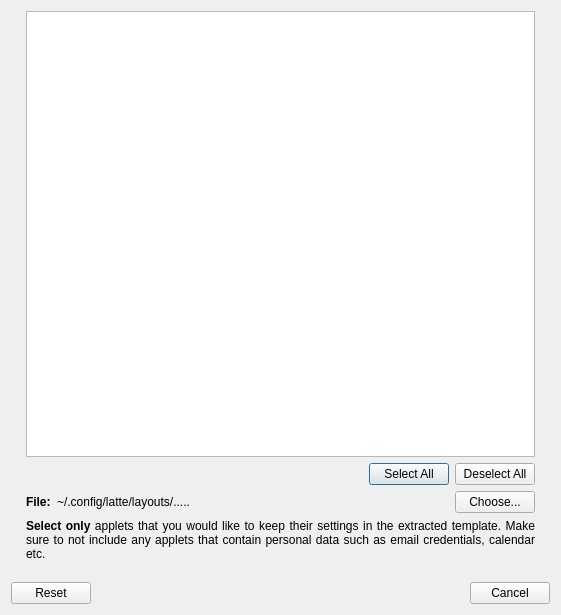
Before: the Qt Designer form app/settings/exporttemplatedialog/exporttemplatedialog.ui in KDE/latte-dock, drawn with Qt 5.
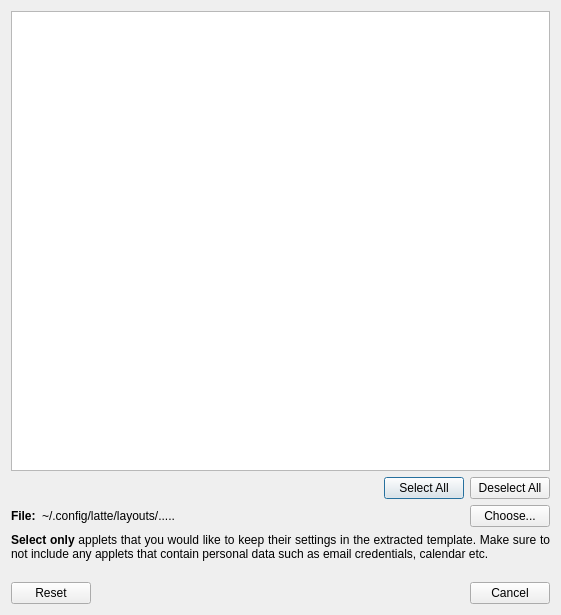
After: the same form once the commit is applied.

Commit message: settingsdialogs:remove horizontal side rulers

```diff
--- a/app/settings/exporttemplatedialog/exporttemplatedialog.ui
+++ b/app/settings/exporttemplatedialog/exporttemplatedialog.ui
@@ -16,22 +16,6 @@
   <layout class="QVBoxLayout" name="verticalLayout">
    <item>
     <layout class="QHBoxLayout" name="optionsLayout">
-     <item>
-      <spacer name="horizontalSpacer">
-       <property name="orientation">
-        <enum>Qt::Horizontal</enum>
-       </property>
-       <property name="sizeType">
-        <enum>QSizePolicy::Fixed</enum>
-       </property>
-       <property name="sizeHint" stdset="0">
-        <size>
-         <width>15</width>
-         <height>20</height>
-        </size>
-       </property>
-      </spacer>
-     </item>
      <item>
       <layout class="QVBoxLayout" name="verticalLayout_2">
        <item>
@@ -152,22 +136,6 @@
        </item>
       </layout>
      </item>
-     <item>
-      <spacer name="horizontalSpacer_2">
-       <property name="orientation">
-        <enum>Qt::Horizontal</enum>
-       </property>
-       <property name="sizeType">
-        <enum>QSizePolicy::Fixed</enum>
-       </property>
-       <property name="sizeHint" stdset="0">
-        <size>
-         <width>15</width>
-         <height>20</height>
-        </size>
-       </property>
-      </spacer>
-     </item>
     </layout>
    </item>
    <item>
```
The commit also changes 2 other files.
